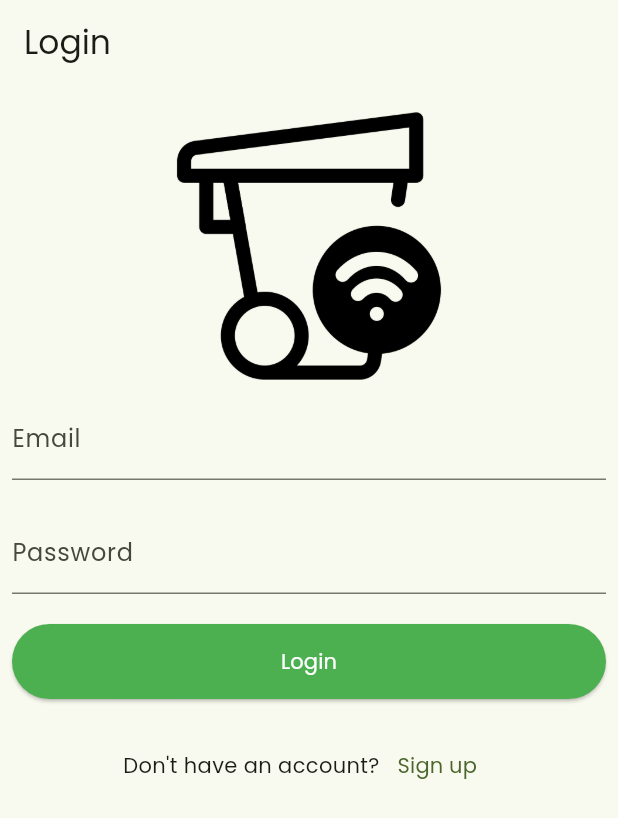
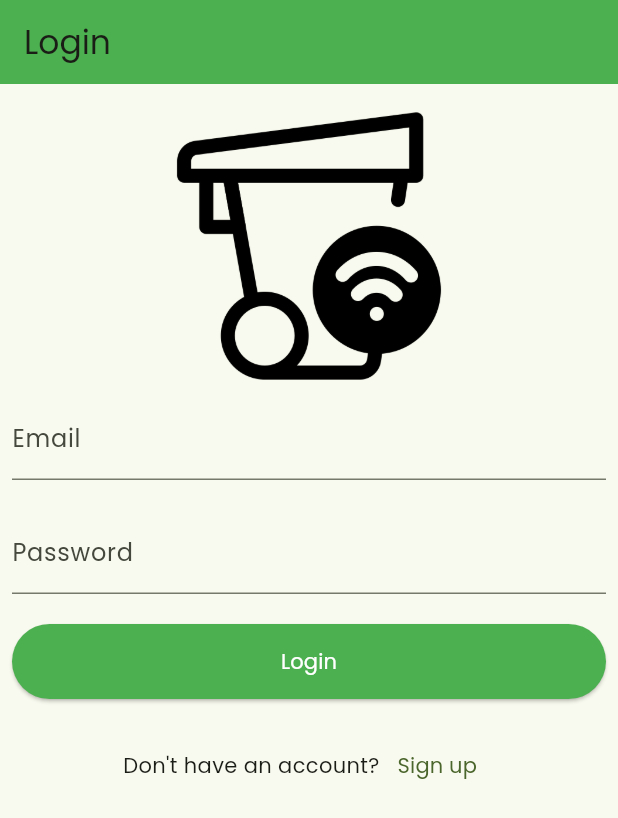
Before and after one commit to dhirajchaurasiya/Waste2Worth, a Flutter app: the screen it shows after launch, on a phone screen of 412 x 824 dp. Shown: the top 818 px of the screen. Run offline on Flutter 3.47's test engine with Material 3 defaults, Android fonts, the phone set to English and light mode, and no system bars; our stand-ins replace cloud_firestore, firebase_auth, firebase_core, flutter_map, geolocator, latlong2 and 1 more; accounts and stored records are empty.

Commit message:
add appbar theme

```diff
--- a/lib/main.dart
+++ b/lib/main.dart
@@ -27,6 +27,7 @@ class MyApp extends StatelessWidget {
       debugShowCheckedModeBanner: false,
       title: 'Waste2Worth',
       theme: ThemeData(
+        appBarTheme: AppBarTheme(backgroundColor: Colors.green),
         fontFamily: "Poppins",
         colorScheme: ColorScheme.fromSeed(seedColor: Colors.lightGreen),
         useMaterial3: true,
```
